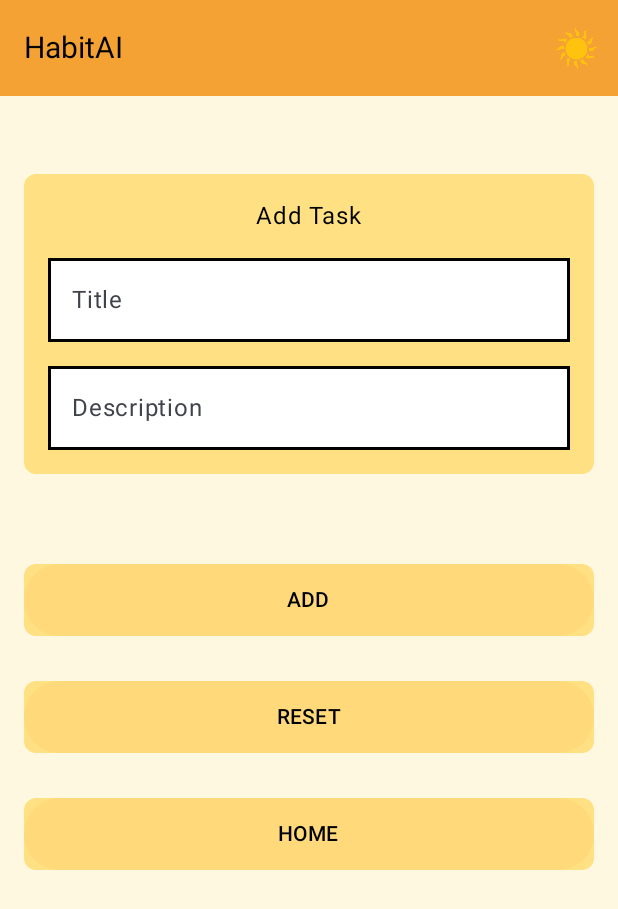
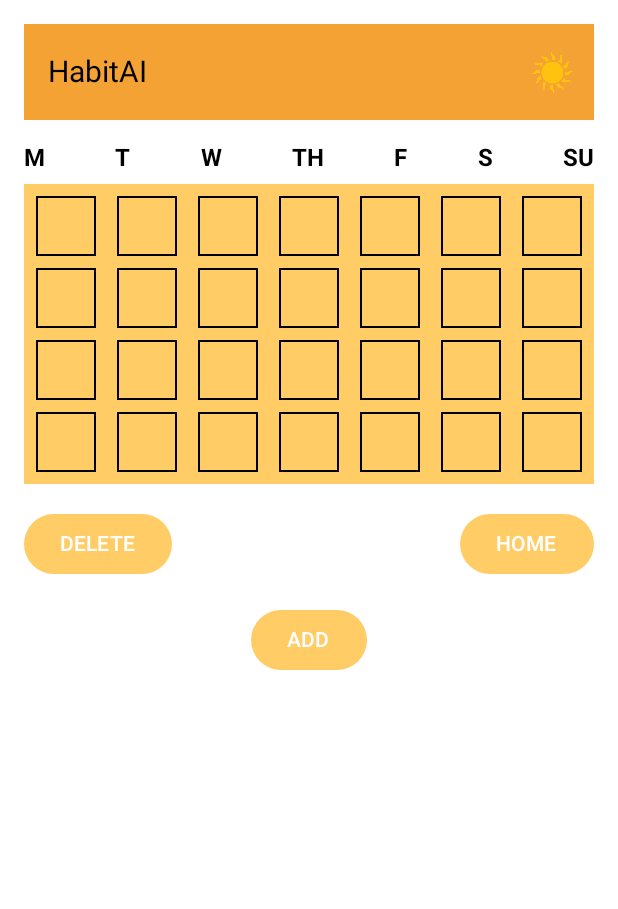
Before and after one commit to tjklint/habIT, an Android app built with Jetpack Compose: the CalendarScreen screen opened through its navigation route, on a phone screen of 412 x 824 dp. Shown: the top 909 px of the screen. Run offline under Robolectric (Android 15) with nearby library versions, the phone set to English and light mode, and no system bars; our stand-ins replace Firebase (no records; nobody signed in at launch, a user with empty details on screens opened directly); Roboto replaces fonts that are not available here.

Commit message:
Updated screens.

```diff
--- a/app/src/main/java/com/example/habitai/CalendarScreen.kt
+++ b/app/src/main/java/com/example/habitai/CalendarScreen.kt
@@ -1 +1,125 @@
 package com.example.habitai
+
+import androidx.compose.foundation.Image
+import androidx.compose.foundation.background
+import androidx.compose.foundation.border
+import androidx.compose.foundation.layout.Arrangement
+import androidx.compose.foundation.layout.Box
+import androidx.compose.foundation.layout.Column
+import androidx.compose.foundation.layout.Row
+import androidx.compose.foundation.layout.Spacer
+import androidx.compose.foundation.layout.fillMaxSize
+import androidx.compose.foundation.layout.fillMaxWidth
+import androidx.compose.foundation.layout.height
+import androidx.compose.foundation.layout.padding
+import androidx.compose.foundation.layout.size
+import androidx.compose.material3.Button
+import androidx.compose.material3.ButtonDefaults
+import androidx.compose.material3.ExperimentalMaterial3Api
+import androidx.compose.material3.Icon
+import androidx.compose.material3.IconButton
+import androidx.compose.material3.Text
+import androidx.compose.material3.TopAppBar
+import androidx.compose.material3.TopAppBarDefaults
+import androidx.compose.runtime.Composable
+import androidx.compose.ui.Alignment
+import androidx.compose.ui.Modifier
+import androidx.compose.ui.graphics.Color
+import androidx.compose.ui.res.painterResource
+import androidx.compose.ui.text.TextStyle
+import androidx.compose.ui.text.font.FontWeight
+import androidx.compose.ui.unit.dp
+import androidx.compose.ui.unit.sp
+
+@OptIn(ExperimentalMaterial3Api::class)
+@Composable
+fun CalendarScreen() {
+    Column(
+        modifier = Modifier
+            .fillMaxSize()
+            .background(Color.White)
+            .padding(16.dp)
+    ) {
+        Row(
+            modifier = Modifier
+                .fillMaxWidth()
+                .background(Color(0xFFFFCC66)),
+            verticalAlignment = Alignment.CenterVertically
+        ) {
+            TopAppBar(
+                title = {
+                    Text(text = "HabitAI", color = Color.Black, fontSize = 20.sp)
+                },
+                actions = {
+                    IconButton(onClick = { }) {
+                        Image(
+                            painter = painterResource(id = R.drawable.sun),
+                            contentDescription = "Icon",
+                            modifier = Modifier.size(30.dp)
+                        )
+                    }
+                },
+                colors = TopAppBarDefaults.smallTopAppBarColors(containerColor = Color(0xFFF5A234)),
+                modifier = Modifier.fillMaxWidth()
+            )
+        }
+
+        Spacer(modifier = Modifier.height(16.dp))
+
+        Row(modifier = Modifier.fillMaxWidth(), horizontalArrangement = Arrangement.SpaceBetween) {
+            listOf("M", "T", "W", "TH", "F", "S", "SU").forEach { day ->
+                Text(text = day, style = TextStyle(fontWeight = FontWeight.Bold, fontSize = 16.sp))
+            }
+        }
+
+        Spacer(modifier = Modifier.height(8.dp))
+
+
+        Column(
+            modifier = Modifier
+                .fillMaxWidth()
+                .background(Color(0xFFFFCC66))
+                .padding(8.dp),
+            verticalArrangement = Arrangement.spacedBy(8.dp)
+        ) {
+            repeat(4) {
+                Row(
+                    modifier = Modifier.fillMaxWidth(),
+                    horizontalArrangement = Arrangement.SpaceBetween
+                ) {
+                    repeat(7) {
+                        Box(
+                            modifier = Modifier
+                                .size(40.dp)
+                                .border(1.dp, Color.Black)
+                        )
+                    }
+                }
+            }
+        }
+
+        Spacer(modifier = Modifier.height(16.dp))
+
+        Row(
+            modifier = Modifier.fillMaxWidth(),
+            horizontalArrangement = Arrangement.SpaceBetween
+        ) {
+            Button(onClick = { /* Handle Delete */ }, colors = ButtonDefaults.buttonColors(Color(0xFFFFCC66))) {
+                Text("DELETE")
+            }
+            Button(onClick = { /* Handle Home */ }, colors = ButtonDefaults.buttonColors(Color(0xFFFFCC66))) {
+                Text("HOME")
+            }
+        }
+
+        Spacer(modifier = Modifier.height(16.dp))
+
+        Button(
+            onClick = { /* Handle Add */ },
+            colors = ButtonDefaults.buttonColors(Color(0xFFFFCC66)),
+            modifier = Modifier.align(Alignment.CenterHorizontally)
+        ) {
+            Text("ADD")
+        }
+    }
+}
--- a/app/src/main/java/com/example/habitai/MainActivity.kt
+++ b/app/src/main/java/com/example/habitai/MainActivity.kt
@@ -44,7 +44,7 @@ class MainActivity : ComponentActivity() {
                             TaskManagerScreen()
                         }
                         composable("calendar_screen"){
-                            TaskManagerScreen()
+                            CalendarScreen()
                         }
 
 
--- a/app/src/main/java/com/example/habitai/TaskManagerScreen.kt
+++ b/app/src/main/java/com/example/habitai/TaskManagerScreen.kt
@@ -42,6 +42,7 @@ fun TaskManagerScreen() {
     val navController = LocalNavController.current
     var description by remember { mutableStateOf("") }
     var title by remember { mutableStateOf("") }
+    var day by remember { mutableStateOf("") }
     Box(
         modifier = Modifier
             .fillMaxSize()
```
